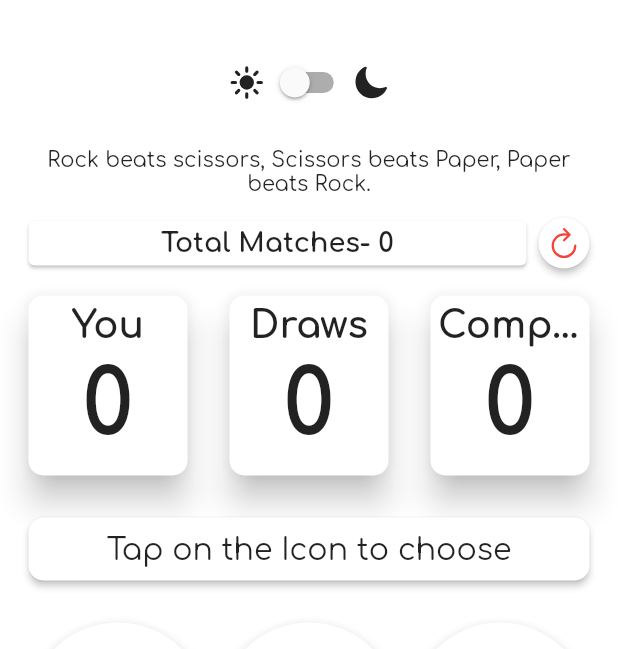
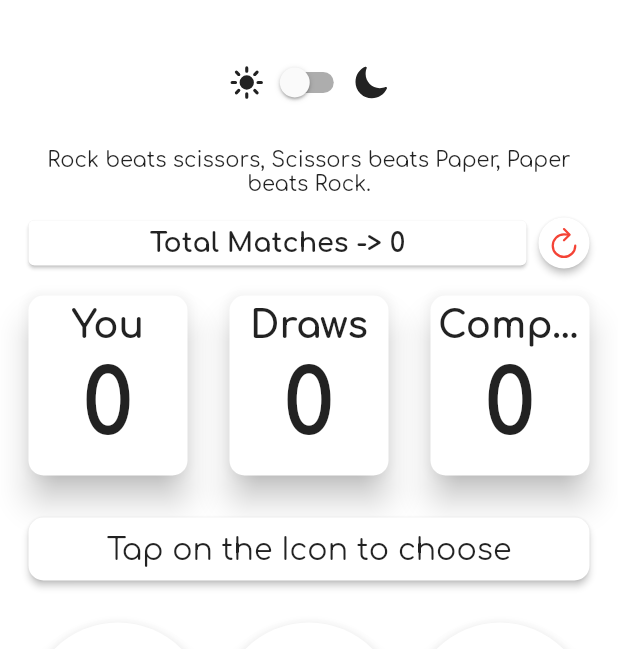
Before and after one commit to av153k/flutter_web_test, a Flutter app: the screen it shows after launch, on a phone screen of 412 x 824 dp, the part 60-709 px from its top. Run offline on Flutter 3.47's test engine with Material 2 defaults, Android fonts, the light colour scheme and no system bars; drawn by our look-alikes of auto_size_text; our stand-ins replace flutter_icons; missing offline and left inert: dart:js.

Commit message:
bug fixes

```diff
--- a/lib/pages/home_page.dart
+++ b/lib/pages/home_page.dart
@@ -113,7 +113,7 @@ class _MyHomePageState extends State<MyHomePage> {
                             mainAxisAlignment: MainAxisAlignment.center,
                             children: [
                               AutoSizeText(
-                                "Total Matches- ${(userScore + computerScore + draws)}",
+                                "Total Matches -> ${(userScore + computerScore + draws)}",
                                 style: TextStyle(
                                   fontWeight: FontWeight.w700,
                                 ),
```
